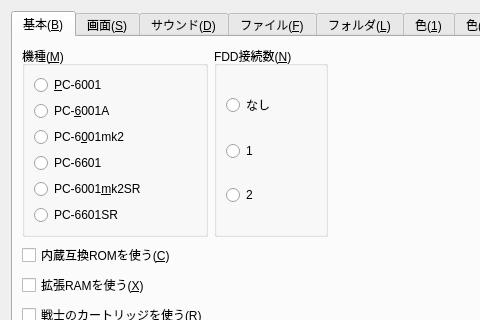
eighttails/PC6001VX, file src/Qt/configdialog.ui: the form before one commit; both pictures show x 0 to 480 and y 0 to 320 of the 915 by 549 pixel window.
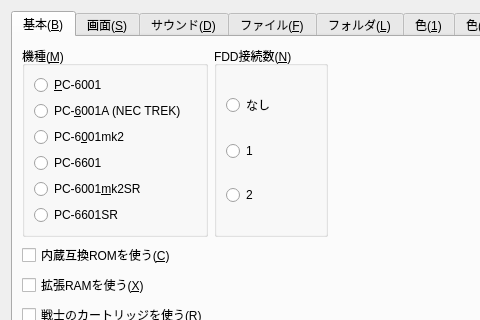
The form after the commit. Custom widgets are drawn as their Qt base class.

Commit message: ConfigダイアログでPC-6001Aの表記を変更

The edit to the form file:
```diff
--- a/src/Qt/configdialog.ui
+++ b/src/Qt/configdialog.ui
@@ -92,7 +92,7 @@
           <item>
            <widget class="QRadioButton" name="radioButtonModel6001A">
             <property name="text">
-             <string>PC-&amp;6001A</string>
+             <string>PC-&amp;6001A (NEC TREK)</string>
             </property>
            </widget>
           </item>
```
